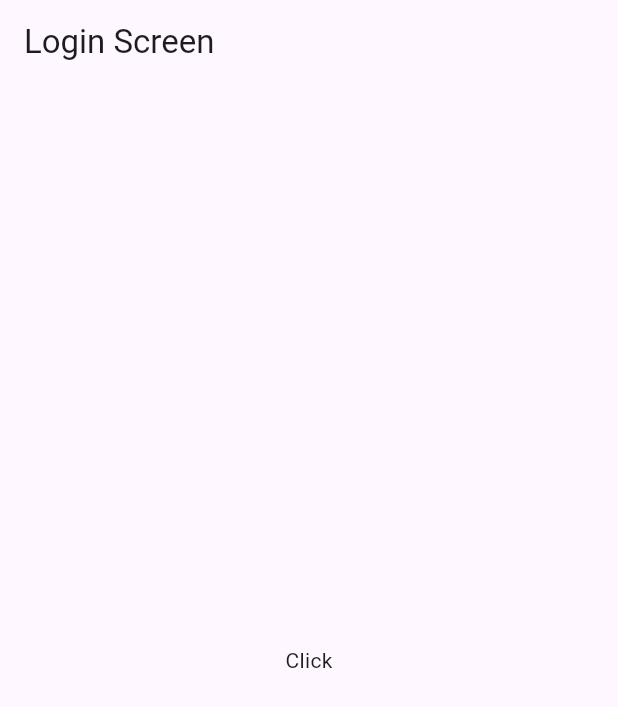
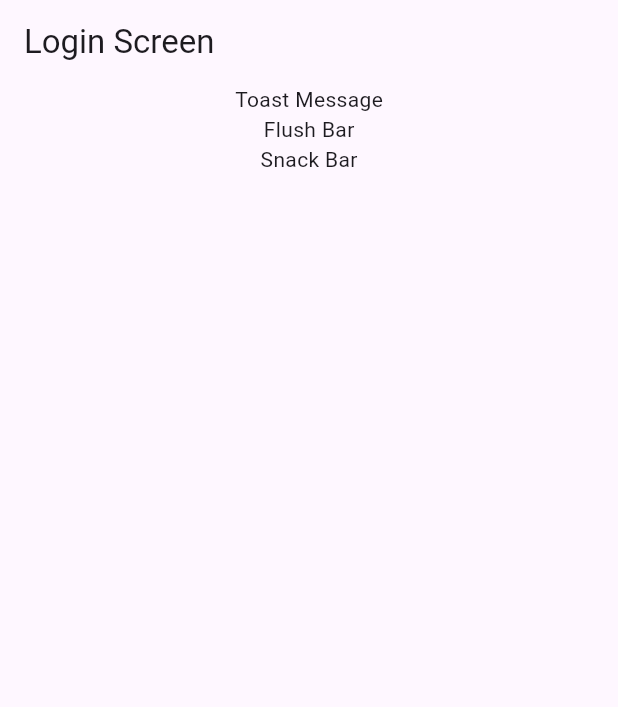
Before and after one commit to rizwan1255/mvvm, a Flutter app: the screen it shows after launch, on a phone screen of 412 x 824 dp. Shown: the top 707 px of the screen. Run offline on Flutter 3.47's test engine with Material 3 defaults, Android fonts, the phone set to English and light mode, and no system bars; our stand-ins replace another_flushbar, fluttertoast.

Commit message:
Toast, FlushBar and SnackBar manage and implementation

```diff
--- a/lib/view/login_screen.dart
+++ b/lib/view/login_screen.dart
@@ -1,5 +1,6 @@
 import 'package:flutter/material.dart';
 import 'package:mvvm/utils/routes/routes_name.dart';
+import 'package:mvvm/utils/utils.dart';
 
 class LoginScreen extends StatefulWidget {
   const LoginScreen({super.key});
@@ -15,12 +16,30 @@ class _LoginScreenState extends State<LoginScreen> {
       appBar: AppBar(
         title: Text('Login Screen'),
       ),
-      body: Center(
-        child: InkWell(
-            onTap: (){
-              Navigator.pushNamed(context, RoutesName.home);
-            },
-            child: Text('Click')),
+      body: Column(
+        children: [
+          Center(
+            child: InkWell(
+                onTap: (){
+                  Utils.toastMessage('no internet connection');
+                },
+                child: Text('Toast Message')),
+          ),
+          Center(
+            child: InkWell(
+                onTap: (){
+                  Utils.flushBarErrorMessage('no internet connection', context);
+                },
+                child: Text('Flush Bar')),
+          ),
+          Center(
+            child: InkWell(
+                onTap: (){
+                  Utils.snakeBar('no internet connection', context);
+                },
+                child: Text('Snack Bar')),
+          ),
+        ],
       )
     );
   }
```
Also changed, not shown: lib/utils/utils.dart (added, +37 -0 lines), 1 other file.
